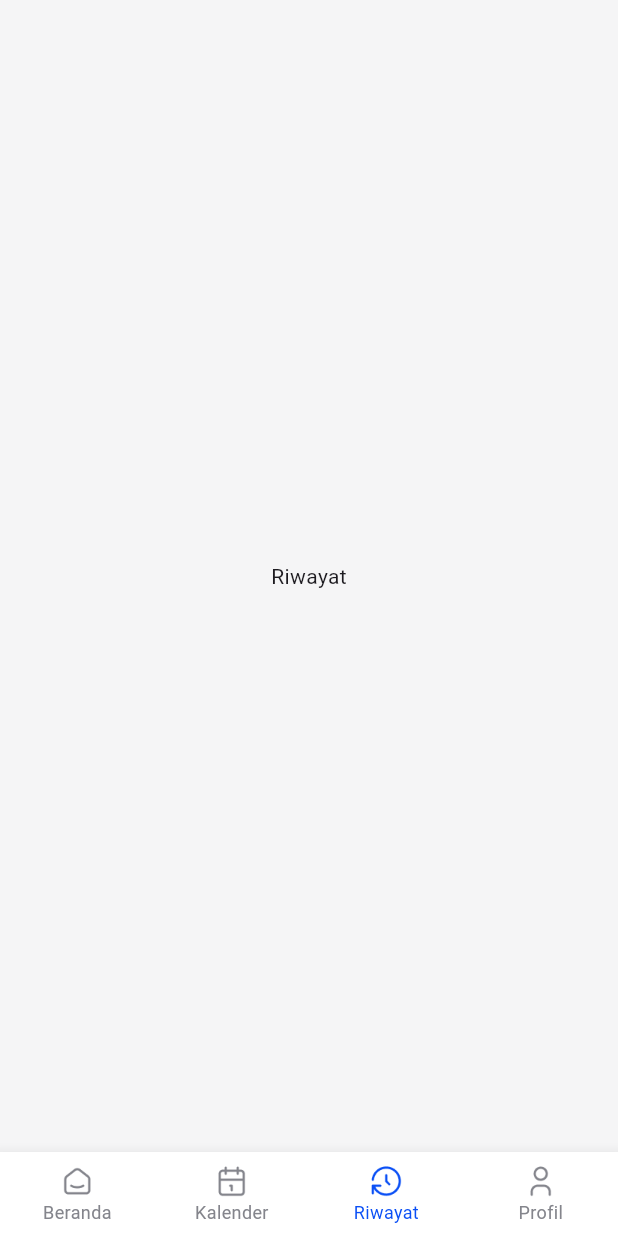
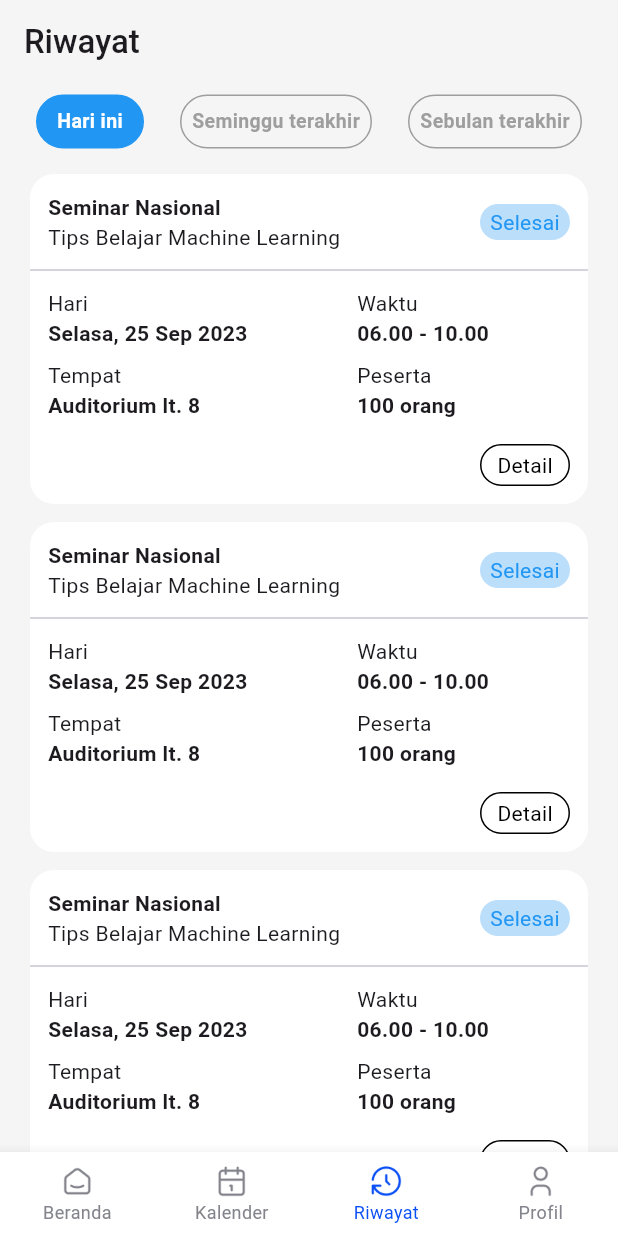
Before and after one commit to ChamillatulLuqianaAgustin/face_count, a Flutter app: the screen it shows after launch, item 3 of the bottom bar chosen, on a phone screen of 412 x 824 dp. Run offline on Flutter 3.47's test engine with Material 3 defaults, Android fonts, the phone set to English and light mode, and no system bars; our stand-ins replace image_picker; Roboto replaces fonts that are missing (SFProDisplay).

Commit message:
feat: riwayat page, add ImagePicker

```diff
--- a/lib/features/acara/detail_acara.dart
+++ b/lib/features/acara/detail_acara.dart
@@ -1,5 +1,7 @@
 import 'package:flutter/material.dart';
+import 'package:image_picker/image_picker.dart';
 import '../../configs/theme.dart';
+// import 'package:face_count/features/acara/scan_pengunjung.dart';
 
 class DetailAcara extends StatefulWidget {
   const DetailAcara({super.key});
@@ -16,7 +18,7 @@ class _DetailAcaraState extends State<DetailAcara> {
         backgroundColor: Colors.transparent,
         elevation: 0,
         leading: IconButton(
-          icon: const Icon(Icons.arrow_back, color: Colors.white),
+          icon: const Icon(Icons.arrow_back, color: neutral0),
           onPressed: () => Navigator.of(context).pop(),
         ),
       ),
@@ -57,7 +59,7 @@ class _DetailAcaraState extends State<DetailAcara> {
                             'Seminar Nasional',
                             style: mediumTS.copyWith(
                               fontSize: 24,
-                              color: Colors.white,
+                              color: neutral0,
                             ),
                           ),
                           const SizedBox(height: 2),
@@ -65,15 +67,15 @@ class _DetailAcaraState extends State<DetailAcara> {
                             'Tips Belajar Machine Learning',
                             style: regularTS.copyWith(
                               fontSize: 16,
-                              color: Colors.white70,
+                              color: neutral300,
                             ),
                           ),
                         ],
                       ),
                       const Spacer(),
-                      const Icon(Icons.edit, color: Colors.white),
+                      const Icon(Icons.edit, color: neutral0),
                       const SizedBox(width: 12),
-                      const Icon(Icons.delete, color: Colors.white),
+                      const Icon(Icons.delete, color: neutral0),
                     ],
                   ),
                 ),
@@ -84,7 +86,7 @@ class _DetailAcaraState extends State<DetailAcara> {
                 Expanded(
                   child: Container(
                     decoration: const BoxDecoration(
-                      color: Colors.white,
+                      color: neutral0,
                       borderRadius: BorderRadius.vertical(
                         top: Radius.circular(12),
                       ),
@@ -186,16 +188,18 @@ class _DetailAcaraState extends State<DetailAcara> {
       ),
       bottomNavigationBar: Container(
         padding: const EdgeInsets.all(16),
-        color: Colors.white,
+        color: neutral0,
         child: ElevatedButton.icon(
-          onPressed: () {},
-          icon: const Icon(Icons.camera_alt, color: Colors.white),
+          onPressed: () async {
+            await ImagePicker().pickImage(source: ImageSource.camera);
+          },
+          icon: const Icon(Icons.camera_alt, color: neutral0),
           label: Text(
             'Scan Pengunjung',
-            style: regularTS.copyWith(color: Colors.white),
+            style: regularTS.copyWith(color: neutral0),
           ),
           style: ElevatedButton.styleFrom(
-            backgroundColor: Colors.blue,
+            backgroundColor: primaryBase,
             minimumSize: const Size(double.infinity, 48),
           ),
         ),
--- /dev/null
+++ b/lib/features/acara/scan_pengunjung.dart
@@ -0,0 +1,10 @@
+import 'package:flutter/material.dart';
+
+class ScanPengunjung extends StatelessWidget {
+  const ScanPengunjung({super.key});
+
+  @override
+  Widget build(BuildContext context) {
+    return const Placeholder();
+  }
+}
--- a/lib/features/riwayat/riwayat_page.dart
+++ b/lib/features/riwayat/riwayat_page.dart
@@ -1,13 +1,76 @@
 import 'package:flutter/material.dart';
+import 'package:face_count/features/riwayat/widgets/tab_bar.dart';
+import 'package:face_count/features/riwayat/widgets/tab_bar_item.dart';
+import 'package:face_count/features/riwayat/widgets/list_card.dart';
 
-class RiwayatPage extends StatelessWidget {
+class RiwayatPage extends StatefulWidget {
   const RiwayatPage({super.key});
 
   @override
+  State<RiwayatPage> createState() => _RiwayatPageState();
+}
+
+class _RiwayatPageState extends State<RiwayatPage> {
+  PageController pageController = PageController();
+  int selectedPage = 0;
+
+  @override
   Widget build(BuildContext context) {
-    return const Scaffold(
-      body: Center(
-        child: Text('Riwayat'),
+    return SafeArea(
+      child: Scaffold(
+        backgroundColor: Colors.grey[100],
+        appBar: AppBar(
+          backgroundColor: Colors.grey[100],
+          title: const Text(
+            'Riwayat',
+            style: TextStyle(fontWeight: FontWeight.w500),
+          ),
+        ),
+        body: Stack(
+          children: [
+            PageView(
+              controller: pageController,
+              physics: const NeverScrollableScrollPhysics(),
+              onPageChanged: (value) => setState(() {
+                selectedPage = value;
+              }),
+              children: const [
+                ListCard(),
+                Center(child: Text('2')),
+                Center(child: Text('3')),
+              ],
+            ),
+            TopTabBar(
+                items: [
+                  TabBarItem(
+                    index: 0,
+                    isSelected: selectedPage == 0,
+                    title: 'Hari ini',
+                    width: 72,
+                  ),
+                  TabBarItem(
+                    index: 1,
+                    isSelected: selectedPage == 1,
+                    title: 'Seminggu terakhir',
+                    width: 128,
+                  ),
+                  TabBarItem(
+                    index: 2,
+                    isSelected: selectedPage == 2,
+                    title: 'Sebulan terakhir',
+                    width: 116,
+                  ),
+                ],
+                onTap: (index) {
+                  selectedPage = index;
+
+                  pageController.animateToPage(selectedPage,
+                      duration: const Duration(milliseconds: 100),
+                      curve: Curves.easeInOut);
+                },
+                selectedIndex: 0)
+          ],
+        ),
       ),
     );
   }
--- /dev/null
+++ b/lib/features/riwayat/widgets/card_custom.dart
@@ -0,0 +1,160 @@
+import 'package:flutter/material.dart';
+
+class CardCustom extends StatelessWidget {
+  const CardCustom({super.key});
+
+  @override
+  Widget build(BuildContext context) {
+    return Container(
+      padding: const EdgeInsets.symmetric(vertical: 12),
+      margin: const EdgeInsets.symmetric(horizontal: 20),
+      width: double.infinity,
+      height: 220,
+      decoration: BoxDecoration(
+        borderRadius: BorderRadius.circular(16),
+        color: Colors.white,
+      ),
+      child: Column(
+        children: [
+          Padding(
+            padding: const EdgeInsets.symmetric(horizontal: 12),
+            child: Row(
+              mainAxisAlignment: MainAxisAlignment.spaceBetween,
+              children: [
+                const Column(
+                  crossAxisAlignment: CrossAxisAlignment.start,
+                  children: [
+                    Text(
+                      'Seminar Nasional',
+                      style: TextStyle(fontWeight: FontWeight.w700),
+                    ),
+                    Text('Tips Belajar Machine Learning'),
+                  ],
+                ),
+                Container(
+                  width: 60,
+                  height: 24,
+                  decoration: BoxDecoration(
+                    color: Colors.blue[100],
+                    borderRadius: BorderRadius.circular(40),
+                  ),
+                  child: const Align(
+                    alignment: Alignment.center,
+                    child: Text(
+                      'Selesai',
+                      style: TextStyle(color: Colors.blue),
+                    ),
+                  ),
+                ),
+              ],
+            ),
+          ),
+          const SizedBox(
+            height: 4,
+          ),
+          const Divider(),
+          const SizedBox(
+            height: 4,
+          ),
+          Padding(
+            padding: const EdgeInsets.symmetric(horizontal: 12),
+            child: Row(
+              children: [
+                SizedBox(
+                  width: MediaQuery.of(context).size.width / 2,
+                  child: const Column(
+                    crossAxisAlignment: CrossAxisAlignment.start,
+                    children: [
+                      Text('Hari'),
+                      Text(
+                        'Selasa, 25 Sep 2023',
+                        style: TextStyle(fontWeight: FontWeight.w600),
+                      ),
+                    ],
+                  ),
+                ),
+                SizedBox(
+                  width: MediaQuery.of(context).size.width / 2 - 64,
+                  child: const Column(
+                    crossAxisAlignment: CrossAxisAlignment.start,
+                    children: [
+                      Text('Waktu'),
+                      Text(
+                        '06.00 - 10.00',
+                        style: TextStyle(fontWeight: FontWeight.w600),
+                      ),
+                    ],
+                  ),
+                ),
+              ],
+            ),
+          ),
+          const SizedBox(
+            height: 8,
+          ),
+          Padding(
+            padding: const EdgeInsets.symmetric(horizontal: 12),
+            child: Row(
+              children: [
+                SizedBox(
+                  width: MediaQuery.of(context).size.width / 2,
+                  child: const Column(
+                    crossAxisAlignment: CrossAxisAlignment.start,
+                    children: [
+                      Text('Tempat'),
+                      Text(
+                        'Auditorium lt. 8',
+                        style: TextStyle(fontWeight: FontWeight.w600),
+                      ),
+                    ],
+                  ),
+                ),
+                SizedBox(
+                  width: MediaQuery.of(context).size.width / 2 - 64,
+                  child: const Column(
+                    crossAxisAlignment: CrossAxisAlignment.start,
+                    children: [
+                      Text('Peserta'),
+                      Text(
+                        '100 orang',
+                        style: TextStyle(fontWeight: FontWeight.w600),
+                      ),
+                    ],
+                  ),
+                ),
+              ],
+            ),
+          ),
+          const SizedBox(
+            height: 16,
+          ),
+          Padding(
+            padding: const EdgeInsets.symmetric(horizontal: 12),
+            child: GestureDetector(
+              onTap: () {},
+              child: Align(
+                alignment: Alignment.bottomRight,
+                child: Container(
+                  width: 60,
+                  height: 28,
+                  decoration: BoxDecoration(
+                    color: Colors.white,
+                    borderRadius: BorderRadius.circular(40),
+                    border: Border.all(color: Colors.black),
+                  ),
+                  child: const Align(
+                    alignment: Alignment.center,
+                    child: Text(
+                      'Detail',
+                      style: TextStyle(color: Colors.black),
+                    ),
+                  ),
+                ),
+              ),
+            ),
+          ),
+        ],
+      ),
+    );
+  }
+}
--- /dev/null
+++ b/lib/features/riwayat/widgets/list_card.dart
@@ -0,0 +1,27 @@
+import 'package:flutter/material.dart';
+import 'package:face_count/features/riwayat/widgets/card_custom.dart';
+
+class ListCard extends StatelessWidget {
+  const ListCard({super.key});
+
+  @override
+  Widget build(BuildContext context) {
+    return ListView.separated(
+      separatorBuilder: (context, index) {
+        return Container(
+          height: 12,
+        );
+      },
+      itemCount: 10,
+      itemBuilder: (context, index) {
+        if (index == 0) {
+          return const Padding(
+            padding: EdgeInsets.only(top: 60),
+            child: CardCustom(),
+          );
+        }
+        return const CardCustom();
+      },
+    );
+  }
+}
--- /dev/null
+++ b/lib/features/riwayat/widgets/tab_bar.dart
@@ -0,0 +1,37 @@
+import 'package:flutter/material.dart';
+import 'package:face_count/features/riwayat/widgets/tab_bar_item.dart';
+
+class TopTabBar extends StatelessWidget {
+  final List<TabBarItem> items;
+  final void Function(int index) onTap;
+  final int selectedIndex;
+
+  const TopTabBar(
+      {super.key,
+      required this.items,
+      required this.onTap,
+      required this.selectedIndex});
+
+  @override
+  Widget build(BuildContext context) {
+    return Align(
+      alignment: Alignment.topCenter,
+      child: Container(
+        width: double.infinity,
+        height: 50,
+        decoration: BoxDecoration(
+          color: Colors.grey[100],
+        ),
+        child: Row(
+          mainAxisAlignment: MainAxisAlignment.spaceEvenly,
+          children: items
+              .map((e) => GestureDetector(
+                    onTap: () => onTap(e.index),
+                    child: e,
+                  ))
+              .toList(),
+        ),
+      ),
+    );
+  }
+}
--- /dev/null
+++ b/lib/features/riwayat/widgets/tab_bar_item.dart
@@ -0,0 +1,40 @@
+import 'package:flutter/material.dart';
+
+class TabBarItem extends StatelessWidget {
+  final int index;
+  final bool isSelected;
+  final String title;
+  final double width;
+
+  const TabBarItem({
+    super.key,
+    required this.index,
+    required this.isSelected,
+    required this.title,
+    required this.width,
+  });
+
+  @override
+  Widget build(BuildContext context) {
+    return Container(
+      width: width,
+      height: 36,
+      decoration: BoxDecoration(
+        borderRadius: BorderRadius.circular(50),
+        border:
+            Border.all(color: isSelected ? Colors.blue : Colors.grey, width: 1),
+        color: isSelected ? Colors.blue : Colors.grey[100],
+      ),
+      child: Align(
+        alignment: Alignment.center,
+        child: Text(
+          title,
+          style: TextStyle(
+              fontSize: 13,
+              fontWeight: FontWeight.bold,
+              color: (isSelected) ? Colors.white : Colors.grey),
+        ),
+      ),
+    );
+  }
+}
```
Also changed, not shown: pubspec.yaml (+8 -13 lines), pubspec.lock, 5 other files.
